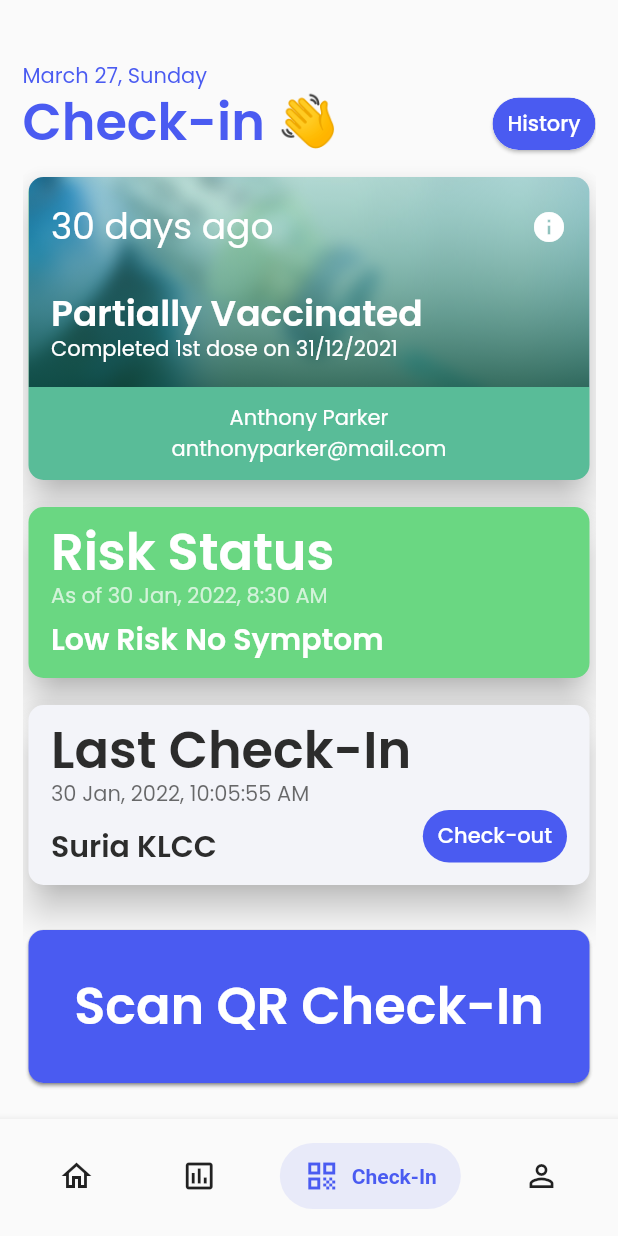
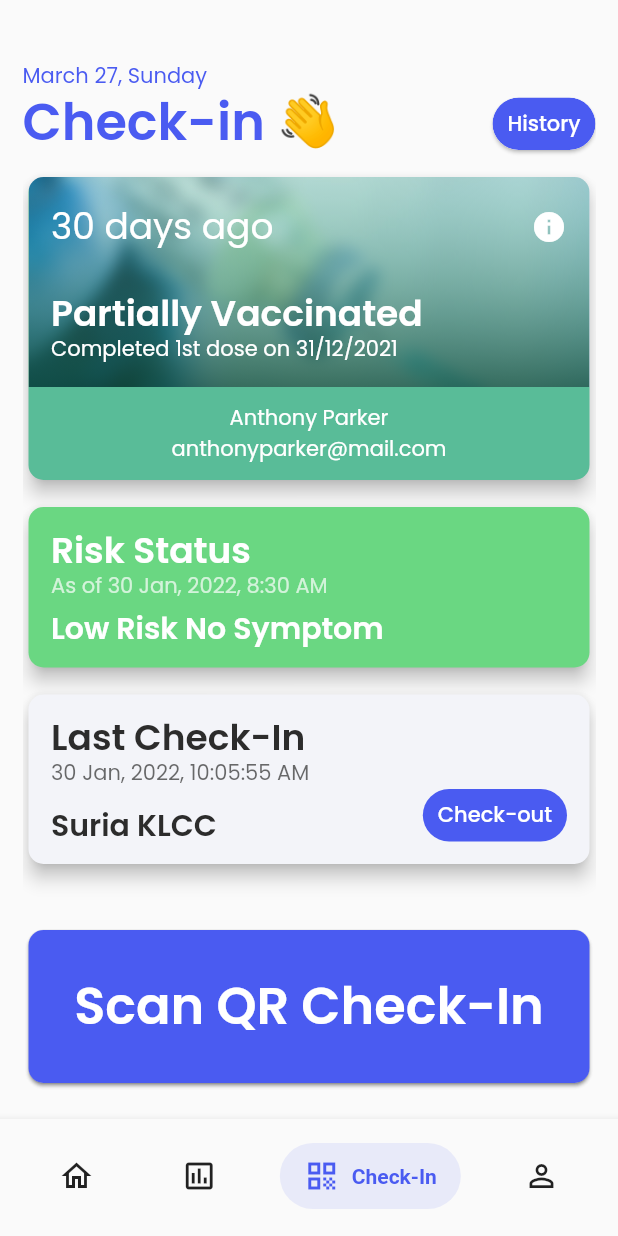
Before and after one commit to saifymatteo/MySejahtera-Plus, a Flutter app: the screen it shows after launch, on a phone screen of 412 x 824 dp. Run offline on Flutter 3.47's test engine with Material 2 defaults, Android fonts, the phone set to English and light mode, and no system bars; drawn by our look-alikes of salomon_bottom_bar; our stand-ins replace dropdown_button2, google_fonts.

Commit message:
added new components

```diff
--- a/lib/components/card_last_check_in.dart
+++ b/lib/components/card_last_check_in.dart
@@ -14,7 +14,7 @@ class CardLastCheckIn extends StatelessWidget {
       padding: const EdgeInsets.only(top: 10),
       child: Card(
         color: kDarkWhiteColor,
-        elevation: 10,
+        elevation: 5,
         shape: RoundedRectangleBorder(
           borderRadius: BorderRadius.circular(10),
         ),
@@ -30,7 +30,7 @@ class CardLastCheckIn extends StatelessWidget {
                 'Last Check-In',
                 style: GoogleFonts.poppins(
                   color: kDarkGreyColor,
-                  textStyle: Theme.of(context).textTheme.headline4,
+                  textStyle: Theme.of(context).textTheme.headlineSmall,
                   height: 0.7,
                   fontWeight: FontWeight.w600,
                 ),
@@ -47,7 +47,7 @@ class CardLastCheckIn extends StatelessWidget {
                     'Suria KLCC',
                     style: GoogleFonts.poppins(
                       color: kDarkGreyColor,
-                      textStyle: Theme.of(context).textTheme.headline6,
+                      textStyle: Theme.of(context).textTheme.titleLarge,
                       height: 0.7,
                       fontWeight: FontWeight.w600,
                     ),
--- a/lib/components/card_risk_status.dart
+++ b/lib/components/card_risk_status.dart
@@ -13,7 +13,7 @@ class CardRiskStatus extends StatelessWidget {
       padding: const EdgeInsets.only(top: 10),
       child: Card(
         color: kRiskStatusGreen,
-        elevation: 10,
+        elevation: 5,
         shape: RoundedRectangleBorder(
           borderRadius: BorderRadius.circular(10),
         ),
@@ -29,7 +29,7 @@ class CardRiskStatus extends StatelessWidget {
                 'Risk Status',
                 style: GoogleFonts.poppins(
                   color: kWhiteColor,
-                  textStyle: Theme.of(context).textTheme.headline4,
+                  textStyle: Theme.of(context).textTheme.headlineSmall,
                   height: 0.7,
                   fontWeight: FontWeight.w600,
                 ),
@@ -45,7 +45,7 @@ class CardRiskStatus extends StatelessWidget {
                 'Low Risk No Symptom',
                 style: GoogleFonts.poppins(
                   color: kWhiteColor,
-                  textStyle: Theme.of(context).textTheme.headline6,
+                  textStyle: Theme.of(context).textTheme.titleLarge,
                   fontWeight: FontWeight.w600,
                   height: 0.7,
                 ),
--- a/lib/components/card_vaccinated.dart
+++ b/lib/components/card_vaccinated.dart
@@ -14,7 +14,7 @@ class CardVaccinated extends StatelessWidget {
       padding: const EdgeInsets.only(top: 10),
       child: Card(
         color: kVaccinatedFull,
-        elevation: 10,
+        elevation: 5,
         shape: RoundedRectangleBorder(
           borderRadius: BorderRadius.circular(10),
         ),
@@ -60,7 +60,7 @@ class CardVaccinated extends StatelessWidget {
                               style: GoogleFonts.poppins(
                                 color: kWhiteColor,
                                 textStyle:
-                                    Theme.of(context).textTheme.headline5,
+                                    Theme.of(context).textTheme.headlineSmall,
                               ),
                             ),
                             Icon(
@@ -77,7 +77,7 @@ class CardVaccinated extends StatelessWidget {
                               style: GoogleFonts.poppins(
                                 color: kWhiteColor,
                                 textStyle:
-                                    Theme.of(context).textTheme.headline5,
+                                    Theme.of(context).textTheme.headlineSmall,
                                 height: 0.8,
                                 fontWeight: FontWeight.w600,
                               ),
```
Also changed, not shown: lib/components/button_close.dart (added, +29 -0 lines), lib/components/button_dropdown.dart (added, +60 -0 lines), lib/components/tiles_check_in.dart (added, +49 -0 lines).
